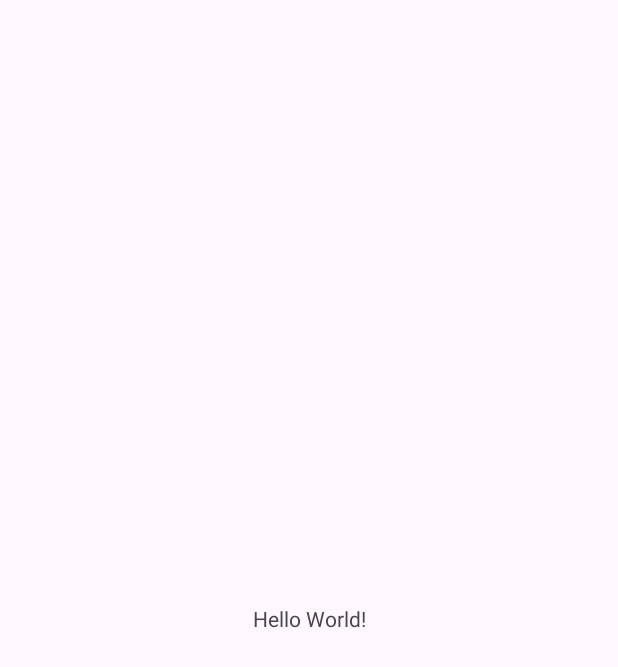
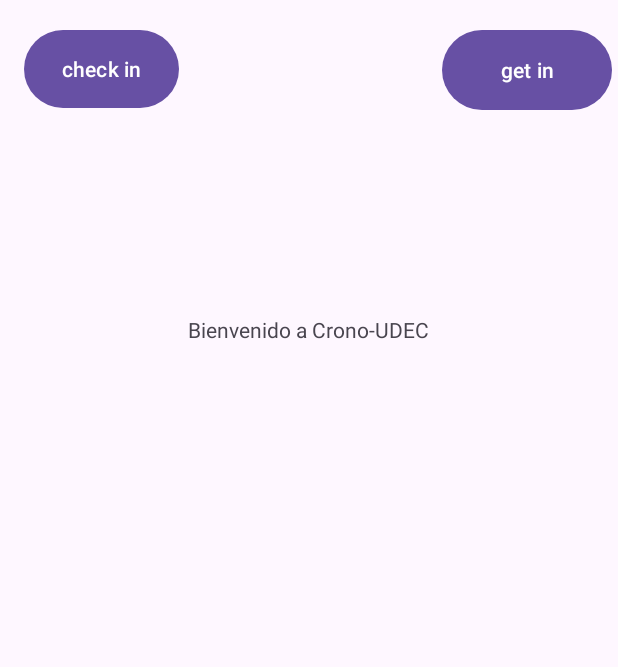
Before and after one commit to LuisCarlosRinconG/Android-Studio, an Android app: the screen it shows after launch (MainActivity), on a phone screen of 412 x 824 dp. Before the commit the part shown is almost empty. Shown: the top 667 px of the screen. Run offline under Robolectric (Android 15) with nearby library versions, the phone set to English and light mode, and no system bars.

Commit message:
Paso de paginas

```diff
--- a/app/src/main/AndroidManifest.xml
+++ b/app/src/main/AndroidManifest.xml
@@ -13,6 +13,12 @@
         android:theme="@style/Theme.CronoApp"
         tools:targetApi="31">
         <activity
+            android:name=".Login"
+            android:exported="false" />
+        <activity
+            android:name=".Registro"
+            android:exported="false" />
+        <activity
             android:name=".MainActivity"
             android:exported="true">
             <intent-filter>
--- a/app/src/main/java/com/example/crono_app/MainActivity.java
+++ b/app/src/main/java/com/example/crono_app/MainActivity.java
@@ -2,13 +2,42 @@ package com.example.crono_app;
 
 import androidx.appcompat.app.AppCompatActivity;
 
+import android.content.Intent;
 import android.os.Bundle;
+import android.view.View;
+import android.widget.Button;
 
 public class MainActivity extends AppCompatActivity {
+    //Cambio de de pantalla de inicio a registro
+    //Creamos una variable que almacenene el voton registro(check in) y otra que almacene login(get in)
+    Button registro;
+    Button login;
 
     @Override
     protected void onCreate(Bundle savedInstanceState) {
         super.onCreate(savedInstanceState);
         setContentView(R.layout.activity_main);
+        //Guardamos el valor del boteon en la variable creada
+        registro=findViewById(R.id.register);
+        login=findViewById(R.id.inicio);
+
+        // Activity Registro
+        registro.setOnClickListener(new View.OnClickListener(){
+            @Override
+            public void onClick(View view){
+                Intent intent = new Intent(MainActivity.this, Registro.class);
+                startActivity(intent);
+            }
+        });
+
+        //Activity Login
+        login.setOnClickListener(new View.OnClickListener(){
+            @Override
+            public void onClick(View view){
+                Intent intent = new Intent(MainActivity.this, Login.class);
+                startActivity(intent);
+            }
+        });
+
     }
 }
--- a/app/src/main/res/layout/activity_main.xml
+++ b/app/src/main/res/layout/activity_main.xml
@@ -6,13 +6,38 @@
     android:layout_height="match_parent"
     tools:context=".MainActivity">
 
+    <Button
+        android:id="@+id/inicio"
+        android:layout_width="113dp"
+        android:layout_height="61dp"
+        android:layout_marginTop="16dp"
+        android:layout_marginEnd="4dp"
+        android:text="get in"
+        app:layout_constraintEnd_toEndOf="parent"
+        app:layout_constraintTop_toTopOf="parent" />
+
+    <Button
+        android:id="@+id/register"
+        android:layout_width="103dp"
+        android:layout_height="60dp"
+        android:layout_marginStart="16dp"
+        android:layout_marginTop="16dp"
+        android:text="check in"
+        app:layout_constraintStart_toStartOf="parent"
+        app:layout_constraintTop_toTopOf="parent"
+        app:strokeColor="#3C68EFDB" />
+
     <TextView
+        android:id="@+id/textView1"
         android:layout_width="wrap_content"
         android:layout_height="wrap_content"
-        android:text="Hello World!"
+        android:scrollbarSize="12dp"
+        android:text="Bienvenido a Crono-UDEC"
         app:layout_constraintBottom_toBottomOf="parent"
         app:layout_constraintEnd_toEndOf="parent"
+        app:layout_constraintHorizontal_bias="0.498"
         app:layout_constraintStart_toStartOf="parent"
-        app:layout_constraintTop_toTopOf="parent" />
+        app:layout_constraintTop_toTopOf="parent"
+        app:layout_constraintVertical_bias="0.261" />
 
 </androidx.constraintlayout.widget.ConstraintLayout>
```
Also changed, not shown: app/src/main/java/com/example/crono_app/Login.java (added, +28 -0 lines), app/src/main/java/com/example/crono_app/Registro.java (added, +29 -0 lines), app/src/main/res/layout/activity_login.xml (added, +9 -0 lines), app/src/main/res/layout/activity_registro.xml (added, +9 -0 lines).
